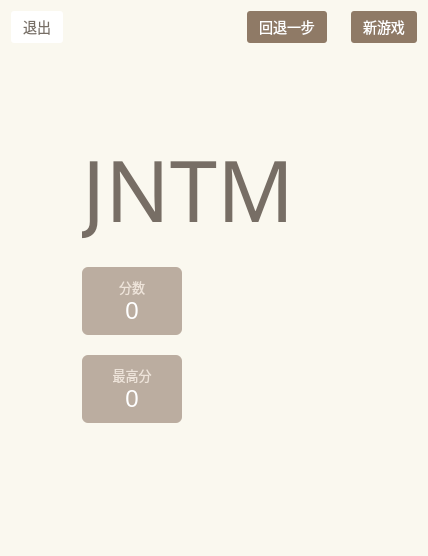
Above: mainwindow.ui from ZKLlab/cxk-2048-cpp before the change. Below: the same form after it.
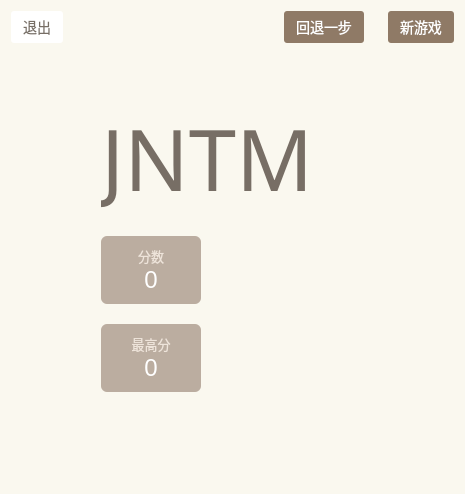
That is the form after the change.

The edit to the form file:
```diff
--- a/mainwindow.ui
+++ b/mainwindow.ui
@@ -2,14 +2,6 @@
 <ui version="4.0">
  <class>MainWindow</class>
  <widget class="QMainWindow" name="MainWindow">
-  <property name="geometry">
-   <rect>
-    <x>0</x>
-    <y>0</y>
-    <width>428</width>
-    <height>556</height>
-   </rect>
-  </property>
   <property name="focusPolicy">
    <enum>Qt::StrongFocus</enum>
   </property>
@@ -179,7 +171,7 @@
            </property>
            <property name="font">
             <font>
-             <family>Source Sans Pro,Source Han Sans CN,sans-serif</family>
+             <family>Source Sans Pro,WenQuanYi Micro Hei,sans-serif</family>
              <pointsize>64</pointsize>
             </font>
            </property>
```
Left out of the diff: 2 changed lines with no effect on the pictures.
